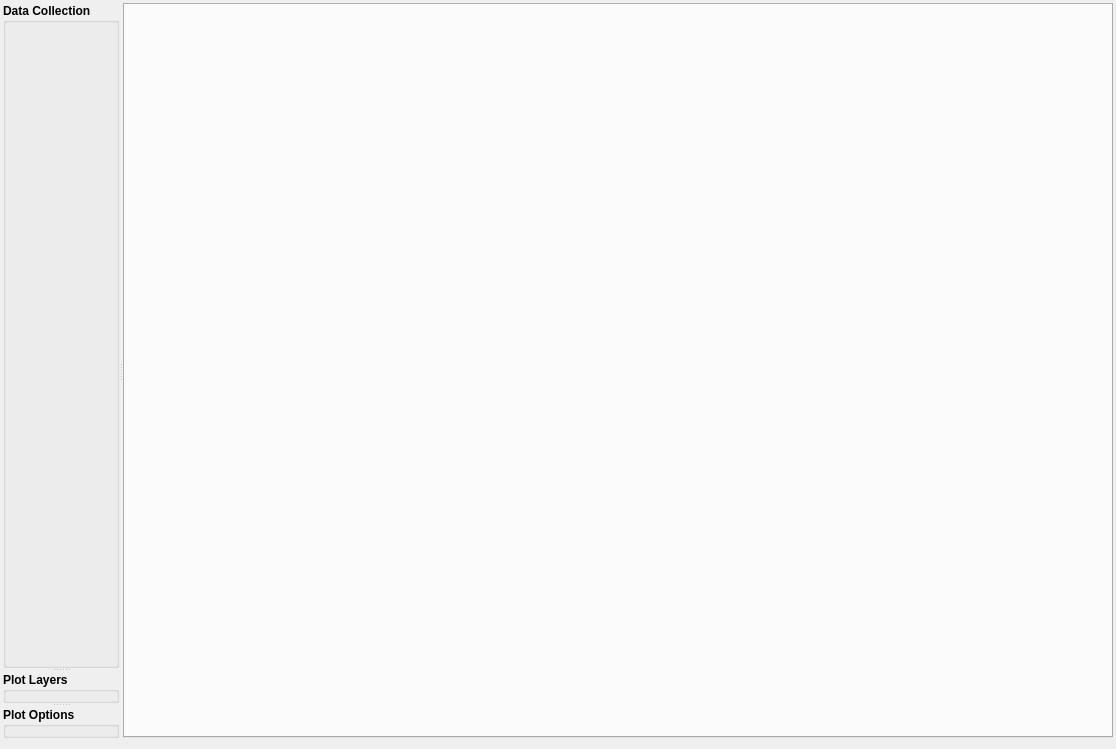
Above: glue/qt/ui/glue_application.ui from glue-viz/glue before the change. Below: the same form after it.
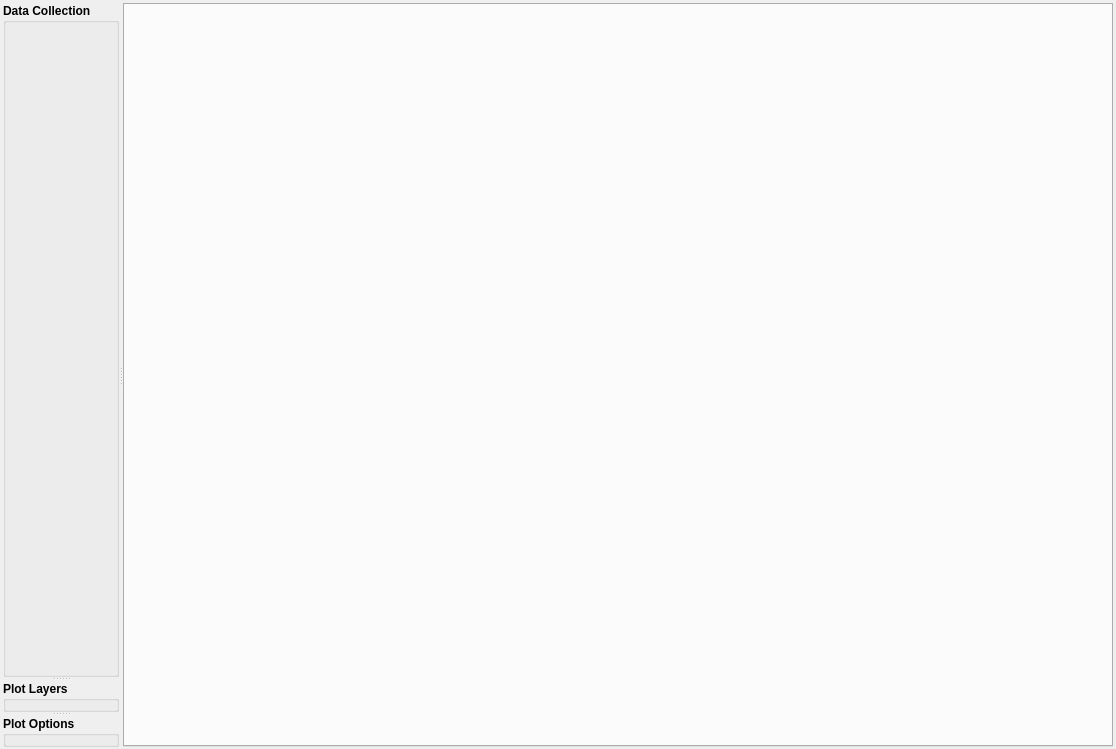
That is the form after the change.

Commit message: Add error console + status icon

```diff
--- a/glue/qt/ui/glue_application.ui
+++ b/glue/qt/ui/glue_application.ui
@@ -23,6 +23,9 @@
    <property name="rightMargin">
     <number>3</number>
    </property>
+   <property name="bottomMargin">
+    <number>2</number>
+   </property>
    <item>
     <widget class="QSplitter" name="main_splitter">
      <property name="orientation">
```
The commit also changes 2 other files.
